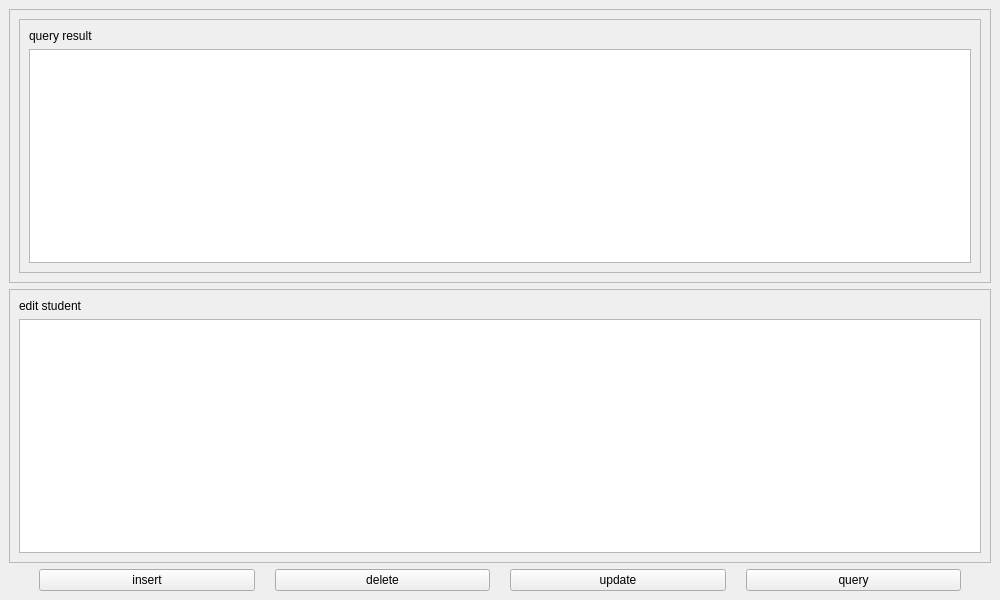
Qt form src/mainwindow.ui (HeyMyAyao592022/Cpp-MySQL-Qt) before a commit.
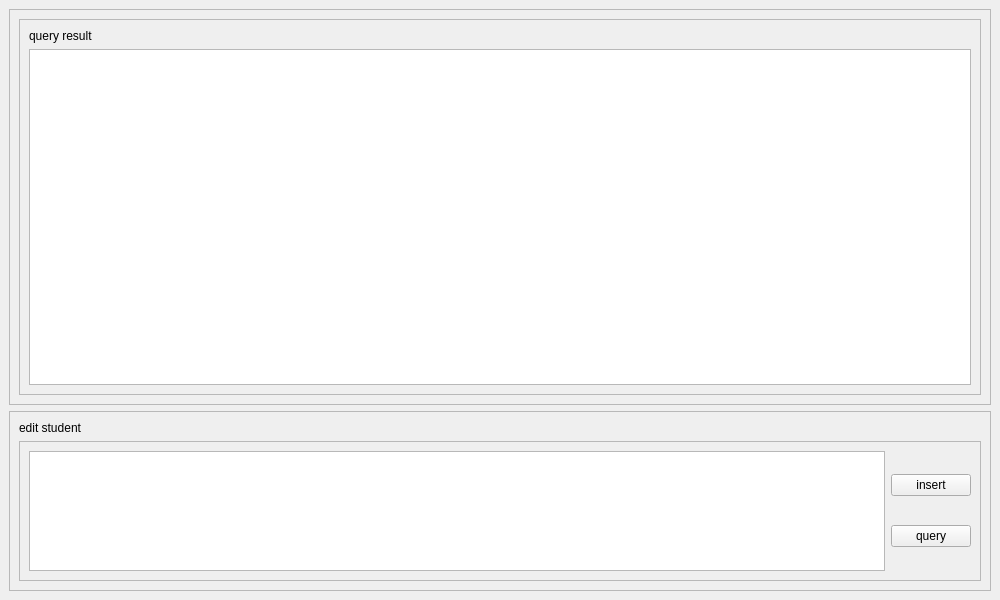
The same form after that commit.

```diff
--- a/src/mainwindow.ui
+++ b/src/mainwindow.ui
@@ -47,7 +47,7 @@
             <x>0</x>
             <y>0</y>
             <width>960</width>
-            <height>252</height>
+            <height>296</height>
            </rect>
           </property>
           <layout class="QVBoxLayout" name="verticalLayout_3">
@@ -59,7 +59,14 @@
             </widget>
            </item>
            <item>
-            <widget class="QTableView" name="query_result_table"/>
+            <widget class="QTableView" name="query_result_table">
+             <property name="sizePolicy">
+              <sizepolicy hsizetype="Expanding" vsizetype="Expanding">
+               <horstretch>0</horstretch>
+               <verstretch>0</verstretch>
+              </sizepolicy>
+             </property>
+            </widget>
            </item>
           </layout>
          </widget>
@@ -85,7 +92,50 @@
         </widget>
        </item>
        <item>
-        <widget class="QTableView" name="edit_table"/>
+        <widget class="QFrame" name="frame_3">
+         <property name="frameShape">
+          <enum>QFrame::StyledPanel</enum>
+         </property>
+         <property name="frameShadow">
+          <enum>QFrame::Raised</enum>
+         </property>
+         <layout class="QHBoxLayout" name="horizontalLayout_2">
+          <item>
+           <widget class="QTableView" name="edit_table">
+            <property name="sizePolicy">
+             <sizepolicy hsizetype="Expanding" vsizetype="Minimum">
+              <horstretch>0</horstretch>
+              <verstretch>0</verstretch>
+             </sizepolicy>
+            </property>
+            <property name="minimumSize">
+             <size>
+              <width>0</width>
+              <height>120</height>
+             </size>
+            </property>
+           </widget>
+          </item>
+          <item>
+           <layout class="QVBoxLayout" name="verticalLayout_5">
+            <item>
+             <widget class="QPushButton" name="insert_btn">
+              <property name="text">
+               <string>insert</string>
+              </property>
+             </widget>
+            </item>
+            <item>
+             <widget class="QPushButton" name="query_btn">
+              <property name="text">
+               <string>query</string>
+              </property>
+             </widget>
+            </item>
+           </layout>
+          </item>
+         </layout>
+        </widget>
        </item>
       </layout>
      </widget>
@@ -101,34 +151,6 @@
       <property name="rightMargin">
        <number>30</number>
       </property>
-      <item>
-       <widget class="QPushButton" name="insert_btn">
-        <property name="text">
-         <string>insert</string>
-        </property>
-       </widget>
-      </item>
-      <item>
-       <widget class="QPushButton" name="query_btn">
-        <property name="text">
-         <string>delete</string>
-        </property>
-       </widget>
-      </item>
-      <item>
-       <widget class="QPushButton" name="update_btn">
-        <property name="text">
-         <string>update</string>
-        </property>
-       </widget>
-      </item>
-      <item>
-       <widget class="QPushButton" name="delete_btn">
-        <property name="text">
-         <string>query</string>
-        </property>
-       </widget>
-      </item>
      </layout>
     </item>
    </layout>
```
